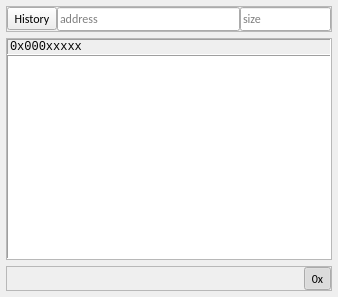
First picture: the form in src/view/WidgetMemory.ui, repository ukyouz/Visual-Studio-Debug-Tools, before the edit.
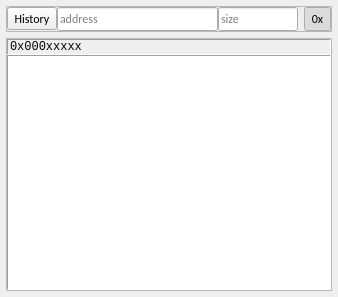
Second picture: the form after the edit. Icons and pictures are not drawn.

The edit to the form file:
```diff
--- a/src/view/WidgetMemory.ui
+++ b/src/view/WidgetMemory.ui
@@ -105,6 +105,31 @@
         </item>
        </layout>
       </item>
+      <item>
+       <widget class="QToolButton" name="btnToggleHex">
+        <property name="sizePolicy">
+         <sizepolicy hsizetype="Fixed" vsizetype="Ignored">
+          <horstretch>0</horstretch>
+          <verstretch>0</verstretch>
+         </sizepolicy>
+        </property>
+        <property name="text">
+         <string>0x</string>
+        </property>
+        <property name="checkable">
+         <bool>true</bool>
+        </property>
+        <property name="checked">
+         <bool>true</bool>
+        </property>
+        <property name="toolButtonStyle">
+         <enum>Qt::ToolButtonTextOnly</enum>
+        </property>
+        <property name="autoRaise">
+         <bool>true</bool>
+        </property>
+       </widget>
+      </item>
      </layout>
     </widget>
    </item>
@@ -181,62 +206,6 @@
      </layout>
     </widget>
    </item>
-   <item>
-    <widget class="QFrame" name="frame">
-     <property name="frameShape">
-      <enum>QFrame::StyledPanel</enum>
-     </property>
-     <property name="frameShadow">
-      <enum>QFrame::Raised</enum>
-     </property>
-     <layout class="QHBoxLayout" name="horizontalLayout_2">
-      <property name="leftMargin">
-       <number>0</number>
-      </property>
-      <property name="topMargin">
-       <number>0</number>
-      </property>
-      <property name="rightMargin">
-       <number>0</number>
-      </property>
-      <property name="bottomMargin">
-       <number>0</number>
-      </property>
-      <item>
-       <spacer name="horizontalSpacer">
-        <property name="orientation">
-         <enum>Qt::Horizontal</enum>
-        </property>
-        <property name="sizeHint" stdset="0">
-         <size>
-          <width>40</width>
-          <height>16</height>
-         </size>
-        </property>
-       </spacer>
-      </item>
-      <item>
-       <widget class="QToolButton" name="btnToggleHex">
-        <property name="text">
-         <string>0x</string>
-        </property>
-        <property name="checkable">
-         <bool>true</bool>
-        </property>
-        <property name="checked">
-         <bool>true</bool>
-        </property>
-        <property name="toolButtonStyle">
-         <enum>Qt::ToolButtonTextOnly</enum>
-        </property>
-        <property name="autoRaise">
-         <bool>true</bool>
-        </property>
-       </widget>
-      </item>
-     </layout>
-    </widget>
-   </item>
   </layout>
  </widget>
  <resources>
```
